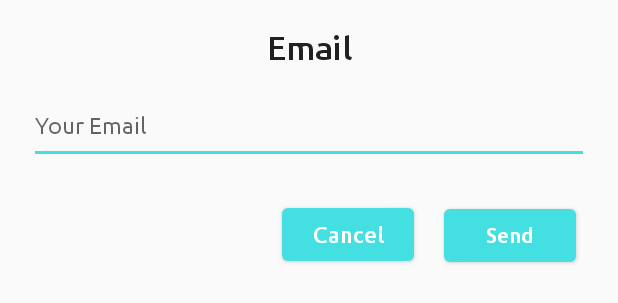
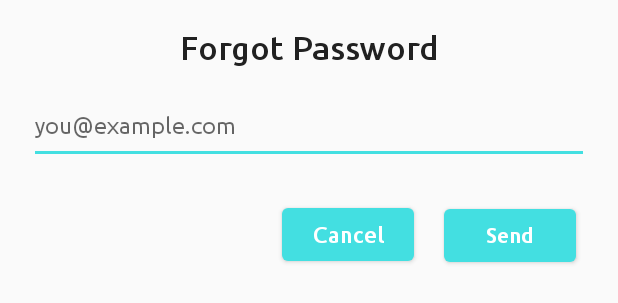
Before and after one commit to mkrishna1/AndroidBottomNavigation, an Android app: the layout forgot_dialog.xml on its own in the app's theme, with its tools: preview values and no code run, on a phone screen of 412 x 824 dp. Shown: the top 303 px of the screen. Run offline under Robolectric (Android 15) with nearby library versions, the phone set to English and light mode, and no system bars.

Commit message:
Video Call Forgot Dialog Updated

```diff
--- a/app/src/main/res/layout/forgot_dialog.xml
+++ b/app/src/main/res/layout/forgot_dialog.xml
@@ -17,7 +17,7 @@
                 android:gravity="center"
                 android:fontFamily="@font/ubuntu_medium"
                 android:includeFontPadding="false"
-                android:text="@string/email"
+                android:text="@string/forgot_password_sent"
                 android:textColor="@color/colorPrimaryText"
                 android:textSize="22sp"/>
 
@@ -30,7 +30,7 @@
                 android:layout_marginEnd="15dp"
                 android:backgroundTint="@color/colorBlue"
                 android:fontFamily="@font/ubuntu_regular"
-                android:hint="@string/enter_your_mail"
+                android:hint="@string/you_example_com"
                 android:imeOptions="actionDone"
                 android:importantForAutofill="no"
                 android:includeFontPadding="false"
--- a/app/src/main/res/values/strings.xml
+++ b/app/src/main/res/values/strings.xml
@@ -28,4 +28,5 @@
     <string name="enter_your_mail">Your Email</string>
     <string name="cancel">Cancel</string>
     <string name="send">Send</string>
+    <string name="forgot_password_sent">Forgot Password</string>
 </resources>
```
